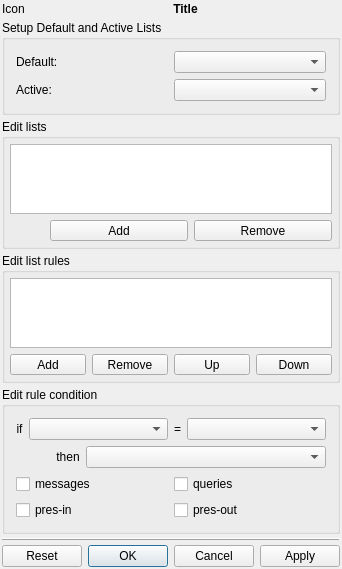
First picture: the form in src/plugins/privacylists/editlistsdialog2.ui, repository xnamed/vacuum-im, before the edit.
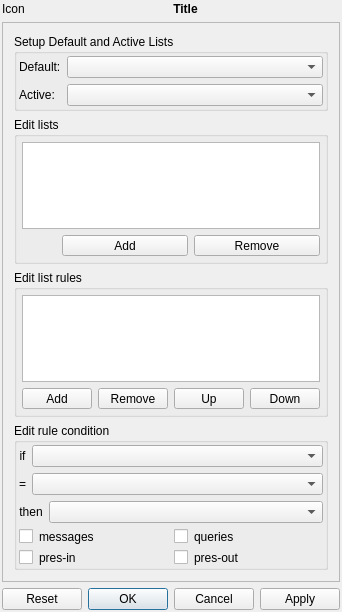
Second picture: the form after the edit. Custom widgets are drawn as their Qt base class.

```diff
--- a/src/plugins/privacylists/editlistsdialog2.ui
+++ b/src/plugins/privacylists/editlistsdialog2.ui
@@ -7,7 +7,7 @@
     <x>0</x>
     <y>0</y>
     <width>322</width>
-    <height>529</height>
+    <height>612</height>
    </rect>
   </property>
   <property name="sizePolicy">
@@ -17,9 +17,6 @@
    </sizepolicy>
   </property>
   <layout class="QVBoxLayout" name="verticalLayouMain">
-   <property name="spacing">
-    <number>4</number>
-   </property>
    <property name="leftMargin">
     <number>2</number>
    </property>
@@ -66,7 +63,22 @@
     </layout>
    </item>
    <item>
-    <widget class="QGroupBox" name="grbDefaults">
+    <widget class="QScrollArea" name="scrollArea">
+     <property name="widgetResizable">
+      <bool>true</bool>
+     </property>
+     <widget class="QWidget" name="scrollAreaWidgetContents">
+      <property name="geometry">
+       <rect>
+        <x>0</x>
+        <y>0</y>
+        <width>316</width>
+        <height>556</height>
+       </rect>
+      </property>
+      <layout class="QVBoxLayout" name="verticalLayout_4">
+       <item>
+        <widget class="MGroupBox" name="grbDefaults">
      <property name="sizePolicy">
       <sizepolicy hsizetype="Expanding" vsizetype="Preferred">
        <horstretch>0</horstretch>
@@ -77,12 +89,24 @@
       <string>Setup Default and Active Lists</string>
      </property>
      <layout class="QVBoxLayout" name="verticalLayout_2">
+          <property name="leftMargin">
+           <number>2</number>
+          </property>
+          <property name="topMargin">
+           <number>2</number>
+          </property>
+          <property name="rightMargin">
+           <number>2</number>
+          </property>
+          <property name="bottomMargin">
+           <number>2</number>
+          </property>
       <item>
-       <layout class="QHBoxLayout">
-        <item>
+           <layout class="QGridLayout" name="gridLayout">
+            <item row="0" column="0">
          <widget class="QLabel" name="lblDefault">
           <property name="sizePolicy">
-           <sizepolicy hsizetype="Expanding" vsizetype="Preferred">
+               <sizepolicy hsizetype="Preferred" vsizetype="Preferred">
             <horstretch>0</horstretch>
             <verstretch>0</verstretch>
            </sizepolicy>
@@ -95,7 +119,7 @@
           </property>
          </widget>
         </item>
-        <item>
+            <item row="0" column="1">
          <widget class="QComboBox" name="cmbDefault">
           <property name="sizePolicy">
            <sizepolicy hsizetype="Expanding" vsizetype="Fixed">
@@ -108,14 +132,10 @@
           </property>
          </widget>
         </item>
-       </layout>
-      </item>
-      <item>
-       <layout class="QHBoxLayout" name="horizontalLayout_3">
-        <item>
+            <item row="1" column="0">
          <widget class="QLabel" name="lblActive">
           <property name="sizePolicy">
-           <sizepolicy hsizetype="Expanding" vsizetype="Preferred">
+               <sizepolicy hsizetype="Preferred" vsizetype="Preferred">
             <horstretch>0</horstretch>
             <verstretch>0</verstretch>
            </sizepolicy>
@@ -128,10 +148,10 @@
           </property>
          </widget>
         </item>
-        <item>
+            <item row="1" column="1">
          <widget class="QComboBox" name="cmbActive">
           <property name="sizePolicy">
-           <sizepolicy hsizetype="Expanding" vsizetype="Fixed">
+               <sizepolicy hsizetype="Preferred" vsizetype="Fixed">
             <horstretch>0</horstretch>
             <verstretch>0</verstretch>
            </sizepolicy>
@@ -147,7 +167,7 @@
     </widget>
    </item>
    <item>
-    <widget class="QGroupBox" name="grbLists">
+        <widget class="MGroupBox" name="grbLists">
      <property name="sizePolicy">
       <sizepolicy hsizetype="Preferred" vsizetype="Preferred">
        <horstretch>2</horstretch>
@@ -227,7 +247,7 @@
     </widget>
    </item>
    <item>
-    <widget class="QGroupBox" name="grbRulesList">
+        <widget class="MGroupBox" name="grbRulesList">
      <property name="sizePolicy">
       <sizepolicy hsizetype="Preferred" vsizetype="Preferred">
        <horstretch>5</horstretch>
@@ -320,11 +340,29 @@
     </widget>
    </item>
    <item>
-    <widget class="QGroupBox" name="grbRuleCondition">
+        <widget class="MGroupBox" name="grbRuleCondition">
+         <property name="sizePolicy">
+          <sizepolicy hsizetype="Expanding" vsizetype="Expanding">
+           <horstretch>0</horstretch>
+           <verstretch>0</verstretch>
+          </sizepolicy>
+         </property>
      <property name="title">
       <string>Edit rule condition</string>
      </property>
      <layout class="QVBoxLayout" name="verticalLayout_3">
+          <property name="leftMargin">
+           <number>2</number>
+          </property>
+          <property name="topMargin">
+           <number>2</number>
+          </property>
+          <property name="rightMargin">
+           <number>2</number>
+          </property>
+          <property name="bottomMargin">
+           <number>2</number>
+          </property>
       <item>
        <layout class="QHBoxLayout">
         <item>
@@ -350,6 +388,10 @@
           </property>
          </widget>
         </item>
+           </layout>
+          </item>
+          <item>
+           <layout class="QHBoxLayout" name="horizontalLayout_6">
         <item>
          <widget class="QLabel" name="lblEqual">
           <property name="text">
@@ -380,22 +422,6 @@
       </item>
       <item>
        <layout class="QHBoxLayout" name="horizontalLayout_5">
-        <item>
-         <spacer name="horizontalSpacer_2">
-          <property name="orientation">
-           <enum>Qt::Horizontal</enum>
-          </property>
-          <property name="sizeType">
-           <enum>QSizePolicy::Preferred</enum>
-          </property>
-          <property name="sizeHint" stdset="0">
-           <size>
-            <width>40</width>
-            <height>20</height>
-           </size>
-          </property>
-         </spacer>
-        </item>
         <item>
          <widget class="QLabel" name="lblThen">
           <property name="text">
@@ -425,6 +451,19 @@
        <layout class="QHBoxLayout">
         <item>
          <widget class="QCheckBox" name="chbMessage">
+              <property name="sizePolicy">
+               <sizepolicy hsizetype="Fixed" vsizetype="Fixed">
+                <horstretch>0</horstretch>
+                <verstretch>0</verstretch>
+               </sizepolicy>
+              </property>
+              <property name="text">
+               <string/>
+              </property>
+             </widget>
+            </item>
+            <item>
+             <widget class="QLabel" name="label">
           <property name="text">
            <string>messages</string>
           </property>
@@ -432,6 +471,19 @@
         </item>
         <item>
          <widget class="QCheckBox" name="chbQueries">
+              <property name="sizePolicy">
+               <sizepolicy hsizetype="Fixed" vsizetype="Fixed">
+                <horstretch>0</horstretch>
+                <verstretch>0</verstretch>
+               </sizepolicy>
+              </property>
+              <property name="text">
+               <string/>
+              </property>
+             </widget>
+            </item>
+            <item>
+             <widget class="QLabel" name="label_2">
           <property name="text">
            <string>queries</string>
           </property>
@@ -443,6 +495,19 @@
        <layout class="QHBoxLayout" name="horizontalLayout_4">
         <item>
          <widget class="QCheckBox" name="chbPresenceIn">
+              <property name="sizePolicy">
+               <sizepolicy hsizetype="Fixed" vsizetype="Fixed">
+                <horstretch>0</horstretch>
+                <verstretch>0</verstretch>
+               </sizepolicy>
+              </property>
+              <property name="text">
+               <string/>
+              </property>
+             </widget>
+            </item>
+            <item>
+             <widget class="QLabel" name="label_3">
           <property name="text">
            <string>pres-in</string>
           </property>
@@ -450,6 +515,19 @@
         </item>
         <item>
          <widget class="QCheckBox" name="chbPresenceOut">
+              <property name="sizePolicy">
+               <sizepolicy hsizetype="Fixed" vsizetype="Fixed">
+                <horstretch>0</horstretch>
+                <verstretch>0</verstretch>
+               </sizepolicy>
+              </property>
+              <property name="text">
+               <string/>
+              </property>
+             </widget>
+            </item>
+            <item>
+             <widget class="QLabel" name="label_4">
           <property name="text">
            <string>pres-out</string>
           </property>
@@ -460,14 +538,8 @@
      </layout>
     </widget>
    </item>
-   <item>
-    <widget class="QFrame" name="frame">
-     <property name="frameShape">
-      <enum>QFrame::HLine</enum>
-     </property>
-     <property name="frameShadow">
-      <enum>QFrame::Raised</enum>
-     </property>
+      </layout>
+     </widget>
     </widget>
    </item>
    <item>
@@ -480,6 +552,14 @@
   </layout>
  </widget>
  <layoutdefault spacing="6" margin="11"/>
+ <customwidgets>
+  <customwidget>
+   <class>MGroupBox</class>
+   <extends>QGroupBox</extends>
+   <header>utils/mgroupbox.h</header>
+   <container>1</container>
+  </customwidget>
+ </customwidgets>
  <resources/>
  <connections/>
 </ui>
```
Lines whose indentation alone changed are shown as unchanged.
